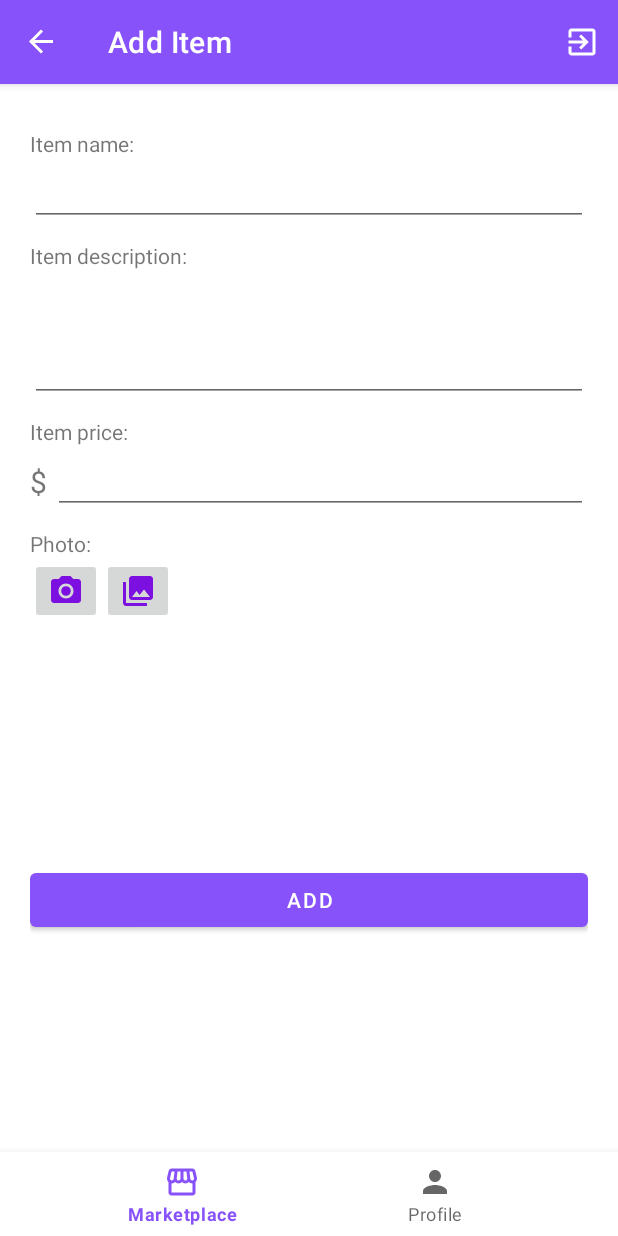
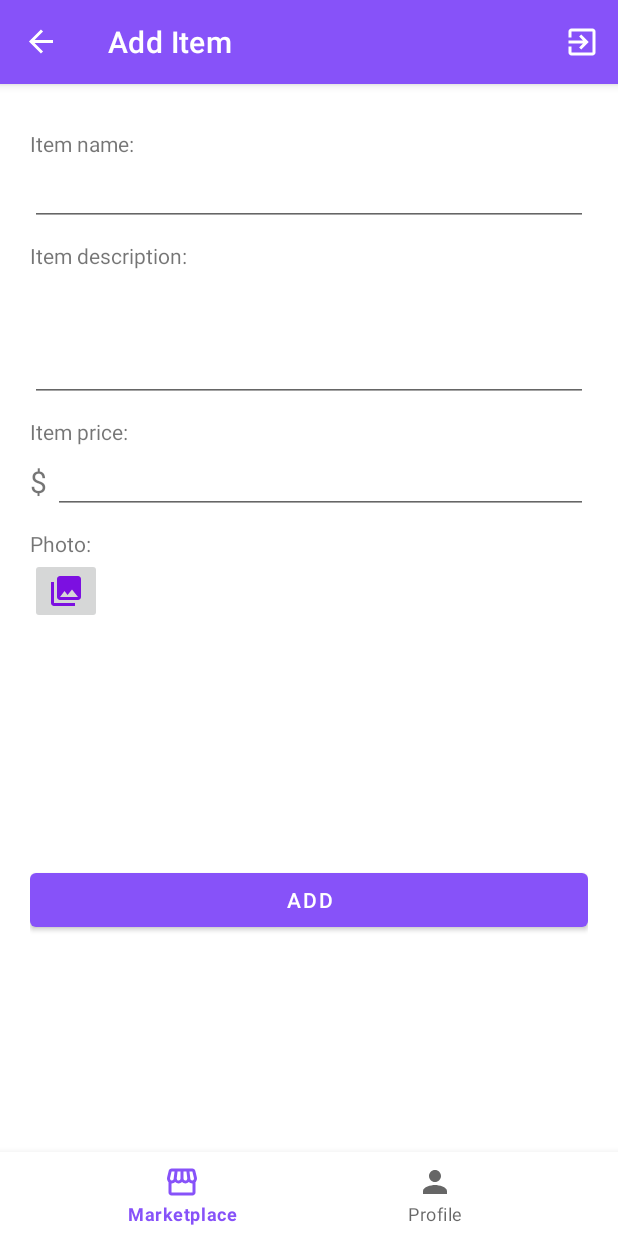
Before and after one commit to ytleevicky/android-yard-sale, an Android app: the AddItemFragment screen opened through its navigation route, on a phone screen of 412 x 824 dp. Run offline under Robolectric (Android 15) with nearby library versions, the phone set to English and light mode, and no system bars; our stand-ins replace Firebase (no records; nobody signed in at launch, a user with empty details on screens opened directly), Picasso, navigation-ui.

Commit message:
Remove camera feature

```diff
--- a/app/src/main/res/layout/fragment_add_item.xml
+++ b/app/src/main/res/layout/fragment_add_item.xml
@@ -82,13 +82,13 @@
         app:layout_constraintStart_toStartOf="parent"
         app:layout_constraintTop_toBottomOf="@id/edt_item_price" />
 
-    <ImageButton
-        android:id="@+id/img_btn_camera"
-        android:layout_width="wrap_content"
-        android:layout_height="wrap_content"
-        android:src="@drawable/ic_camera"
-        app:layout_constraintStart_toStartOf="parent"
-        app:layout_constraintTop_toBottomOf="@id/tv_photo" />
+<!--    <ImageButton-->
+<!--        android:id="@+id/img_btn_camera"-->
+<!--        android:layout_width="wrap_content"-->
+<!--        android:layout_height="wrap_content"-->
+<!--        android:src="@drawable/ic_camera"-->
+<!--        app:layout_constraintStart_toStartOf="parent"-->
+<!--        app:layout_constraintTop_toBottomOf="@id/tv_photo" />-->
 
     <ImageButton
         android:id="@+id/img_btn_photo_gallery"
@@ -96,7 +96,7 @@
         android:layout_height="wrap_content"
         android:src="@drawable/ic_photo_gallery"
         android:tooltipText="Add photo from gallery"
-        app:layout_constraintStart_toEndOf="@id/img_btn_camera"
+        app:layout_constraintStart_toStartOf="parent"
         app:layout_constraintTop_toBottomOf="@id/tv_photo" />
 
     <ImageView
@@ -104,7 +104,7 @@
         android:layout_width="match_parent"
         android:layout_height="150dp"
         app:layout_constraintStart_toStartOf="parent"
-        app:layout_constraintTop_toBottomOf="@id/img_btn_camera" />
+        app:layout_constraintTop_toBottomOf="@id/img_btn_photo_gallery" />
 
     <TextView
         android:id="@+id/tv_error_msg"
```
Also changed, not shown: app/src/main/java/com/vickylee/yardsale/fragments/AddItemFragment.kt (+20 -20 lines).
